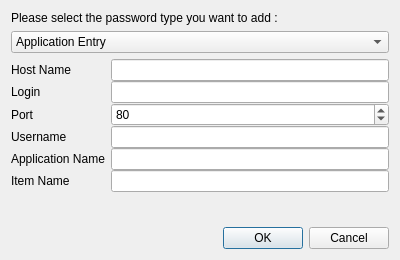
First picture: the form in util/qt/addpwd.ui, repository mupuf/PPassKeeper, before the edit.
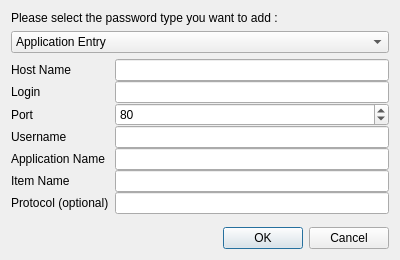
Second picture: the form after the edit. Icons and pictures are not drawn.

Commit message: unittests + network protocol

Diff of the .ui file:
```diff
--- a/util/qt/addpwd.ui
+++ b/util/qt/addpwd.ui
@@ -145,6 +145,16 @@
        </property>
       </widget>
      </item>
+     <item row="6" column="0">
+      <widget class="QLabel" name="protocolLabel">
+       <property name="text">
+        <string>Protocol (optional)</string>
+       </property>
+      </widget>
+     </item>
+     <item row="6" column="1">
+      <widget class="QLineEdit" name="protocolEdit"/>
+     </item>
     </layout>
    </item>
    <item>
```
The commit also changes 12 other files.
